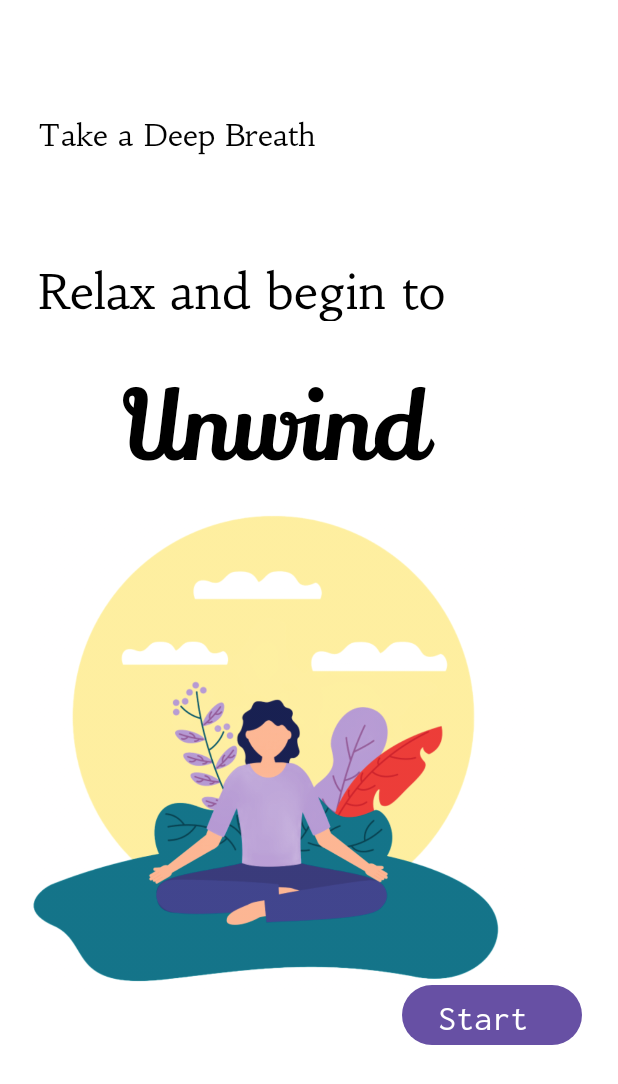
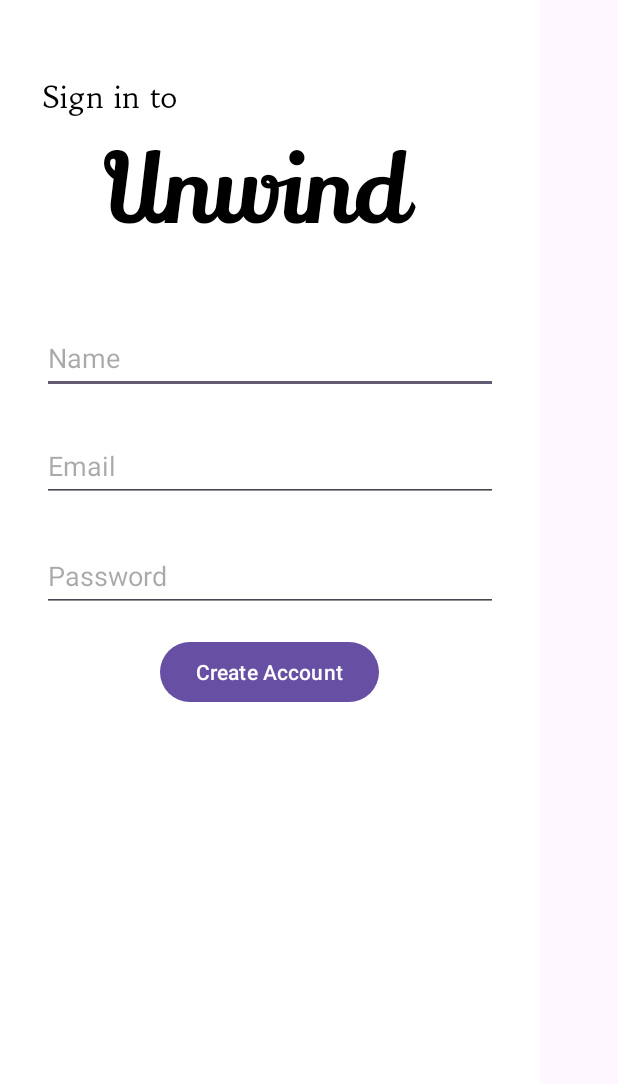
Before and after one commit to karlav24/Unwind, an Android app: the screen it shows after launch (MainActivity before the commit, LoginActivity after it), on a phone screen of 412 x 824 dp. Shown: the top 1084 px of the screen. Run offline under Robolectric (Android 15) with nearby library versions, the light colour scheme and no system bars.

Commit message:
made a login page ui, all it does is redirect the user back to the main activity, will add functionality such that it goes to the homepage upon login

```diff
--- a/app/src/main/AndroidManifest.xml
+++ b/app/src/main/AndroidManifest.xml
@@ -30,6 +30,15 @@
                 <category android:name="android.intent.category.LAUNCHER" />
             </intent-filter>
         </activity>
+        <activity
+            android:name=".LoginActivity"
+            android:exported="true">
+            <intent-filter>
+                <action android:name="android.intent.action.MAIN" />
+
+                <category android:name="android.intent.category.LAUNCHER" />
+            </intent-filter>
+        </activity>
     </application>
 
 </manifest>
--- /dev/null
+++ b/app/src/main/java/com/example/unwind/LoginActivity.kt
@@ -0,0 +1,68 @@
+package com.example.unwind
+
+import androidx.appcompat.app.AppCompatActivity
+
+import android.content.Intent
+import android.os.Bundle
+import android.widget.Button
+import android.widget.EditText
+
+class LoginActivity : AppCompatActivity() {
+
+    private lateinit var editTextName: EditText
+    private lateinit var editTextEmail: EditText
+    private lateinit var editTextPassword: EditText
+    private lateinit var buttonSignUp: Button
+
+    override fun onCreate(savedInstanceState: Bundle?) {
+        super.onCreate(savedInstanceState)
+        setContentView(R.layout.login_activity)
+
+        editTextName = findViewById(R.id.editTextName)
+        editTextEmail = findViewById(R.id.editTextEmail)
+        editTextPassword = findViewById(R.id.editTextPassword)
+        buttonSignUp = findViewById(R.id.buttonSignUp)
+
+        buttonSignUp.setOnClickListener {
+            val name = editTextName.text.toString().trim()
+            val email = editTextEmail.text.toString().trim()
+            val password = editTextPassword.text.toString().trim()
+
+            // Validate the input fields
+            if (validateInput(name, email, password)) {
+                // Perform your login/signup logic here
+                // For now, let's just move to another activity
+                moveToNextActivity()
+            }
+        }
+    }
+
+    private fun validateInput(name: String, email: String, password: String): Boolean {
+        // Here, you can add your validation logic
+        // For example, checking if the fields are not empty
+        if (name.isEmpty()) {
+            editTextName.error = "Name is required"
+            return false
+        }
+
+        if (email.isEmpty()) {
+            editTextEmail.error = "Email is required"
+            return false
+        }
+
+        if (password.isEmpty()) {
+            editTextPassword.error = "Password is required"
+            return false
+        }
+
+        return true
+    }
+
+    private fun moveToNextActivity() {
+        // Move to the next activity
+        val intent = Intent(this, MainActivity::class.java)
+        startActivity(intent)
+        finish() // Optional: Close the current activity from the stack
+    }
+
+}
--- a/app/src/main/java/com/example/unwind/MainActivity.kt
+++ b/app/src/main/java/com/example/unwind/MainActivity.kt
@@ -22,7 +22,7 @@
         setContentView(R.layout.activity_main)
         start = findViewById(R.id.start)
         start.setOnClickListener {
-            val intent = Intent(this, MusicActivity::class.java)
+            val intent = Intent(this, LoginActivity::class.java)
             startActivity(intent)
         }
     }
--- /dev/null
+++ b/app/src/main/res/layout/login_activity.xml
@@ -0,0 +1,76 @@
+<?xml version="1.0" encoding="utf-8"?>
+<RelativeLayout xmlns:android="http://schemas.android.com/apk/res/android"
+    android:id="@+id/android_lar"
+    android:layout_width="360dp"
+    android:layout_height="800dp"
+    android:background="#FFFFFF"
+    android:clipToOutline="true">
+
+    <TextView
+        android:id="@+id/sign_in_to"
+        android:layout_width="288dp"
+        android:layout_height="39dp"
+        android:layout_alignParentLeft="true"
+        android:layout_alignParentTop="true"
+        android:layout_marginLeft="28dp"
+        android:layout_marginTop="52dp"
+        android:gravity="top"
+        android:text="@string/sign_in_to"
+        android:textAppearance="@style/sign_in_to" />
+
+    <TextView
+        android:id="@+id/unwind"
+        android:layout_width="224dp"
+        android:layout_height="90dp"
+        android:layout_alignParentLeft="true"
+        android:layout_alignParentTop="true"
+        android:layout_marginLeft="69dp"
+        android:layout_marginTop="83dp"
+        android:gravity="top"
+        android:text="@string/unwind"
+        android:textAppearance="@style/unwind" />
+
+    <EditText
+        android:id="@+id/editTextName"
+        android:layout_width="match_parent"
+        android:layout_height="48dp"
+        android:layout_below="@id/unwind"
+        android:layout_marginStart="28dp"
+        android:layout_marginTop="41dp"
+        android:layout_marginEnd="28dp"
+        android:hint="Name"
+        android:inputType="text" />
+
+    <EditText
+        android:id="@+id/editTextEmail"
+        android:layout_width="match_parent"
+        android:layout_height="48dp"
+        android:layout_below="@id/editTextName"
+        android:layout_marginStart="28dp"
+        android:layout_marginTop="24dp"
+        android:layout_marginEnd="28dp"
+        android:hint="Email"
+        android:inputType="textEmailAddress" />
+
+    <EditText
+        android:id="@+id/editTextPassword"
+        android:layout_width="match_parent"
+        android:layout_height="48dp"
+        android:layout_below="@id/editTextEmail"
+        android:layout_marginStart="28dp"
+        android:layout_marginTop="25dp"
+        android:layout_marginEnd="28dp"
+        android:hint="Password"
+        android:inputType="textPassword" />
+
+    <Button
+        android:id="@+id/buttonSignUp"
+        android:layout_width="wrap_content"
+        android:layout_height="wrap_content"
+        android:layout_below="@id/editTextPassword"
+        android:layout_centerHorizontal="true"
+        android:layout_marginTop="16dp"
+        android:text="Create Account" />
+
+
+</RelativeLayout>
--- a/app/src/main/res/values/strings.xml
+++ b/app/src/main/res/values/strings.xml
@@ -4,4 +4,5 @@
     <string name="take_a_deep">Take a Deep Breath</string>
     <string name="relax_and_b">Relax and begin to</string>
     <string name="unwind">Unwind</string>
+    <string name="sign_in_to">Sign in to</string>
 </resources>
--- a/app/src/main/res/values/styles.xml
+++ b/app/src/main/res/values/styles.xml
@@ -20,4 +20,11 @@
         <item name="android:textColor">#FFFFFF</item>
         <item name="android:fontFamily">@font/inconsolata</item>
     </style>
+
+    <style name="sign_in_to">
+        <item name="android:textSize">20sp</item>
+        <item name="android:textColor">#000000</item>
+        <item name="android:fontFamily">@font/habibi_regular</item>
+    </style>
+
 </resources>
```
